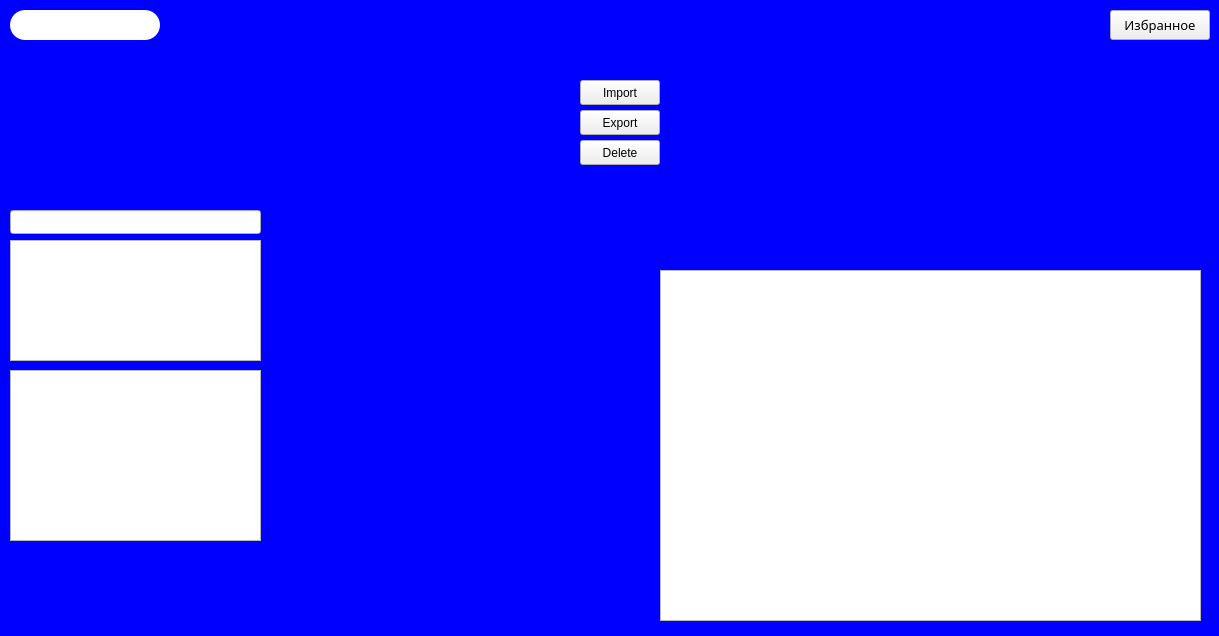
Krasnoffsky/Study, file Visual Programming/CourseWork/Part2/ReceptBook/mainwindow.ui: the form before one commit.
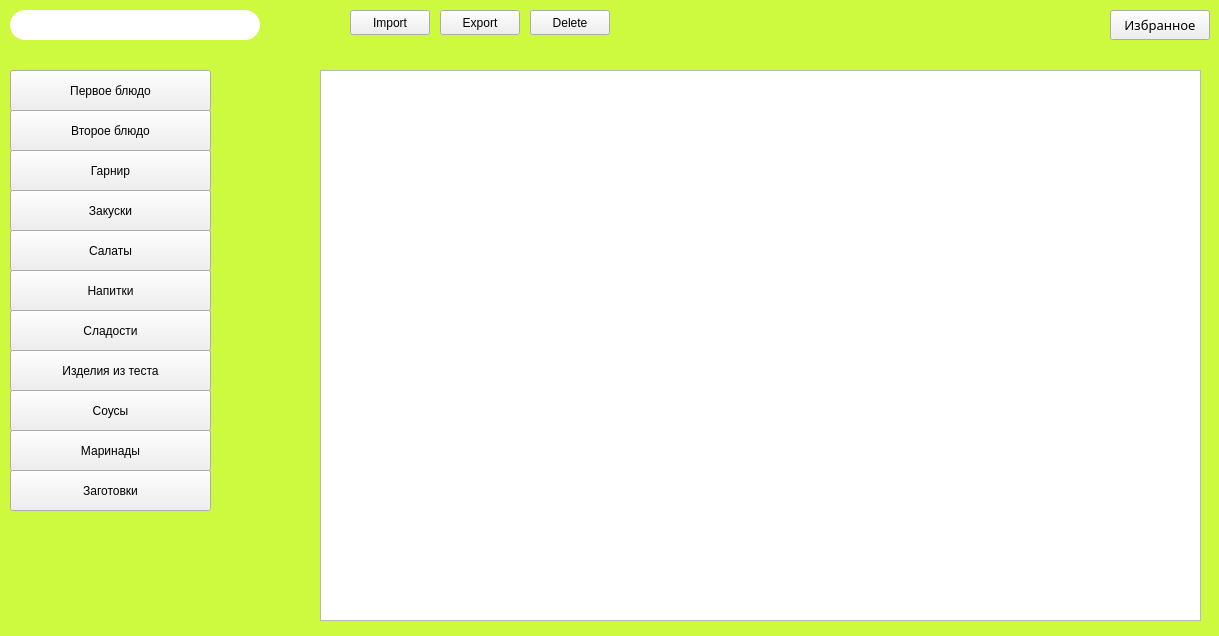
The form after the commit.

Commit message: Start making inerface. Add buttons with categories. CourseWork VP

The edit to the form file:
```diff
--- a/Visual Programming/CourseWork/Part2/ReceptBook/mainwindow.ui
+++ b/Visual Programming/CourseWork/Part2/ReceptBook/mainwindow.ui
@@ -36,32 +36,16 @@
   </property>
   <property name="styleSheet">
    <string notr="true">QMainWindow {
-	background-color: blue}
+	background-color: rgb(205, 249, 62)}
 #searchBox {
 	border-radius: 15px;
 	border-width: 1px;
 	min-height: 30px;
 	max-height: 30px;
-	min-width: 150px;
-	max-width: 150px;
+	min-width: 250px;
+	max-width: 250px;
 	border-color: green }
-#categories_label {
-	background-color: green}
-#control_label {
-	background-color: rgb(100, 255, 17)}
-#recept_label {
-	background-color: rgb(255, 235, 19)}
-#addButton {
-	background: white;
-	border-width:1px;
-	border-radius:40px;
-	max-width:80px;
-	max-height:80px;
-	min-width:80px;
-	min-height:80px;}
-QLabel {
-background-color: red;
-background: black}</string>
+</string>
   </property>
   <widget class="QWidget" name="centralwidget">
    <widget class="QPushButton" name="bestButton">
@@ -91,7 +75,7 @@
      <rect>
       <x>10</x>
       <y>10</y>
-      <width>150</width>
+      <width>250</width>
       <height>30</height>
      </rect>
     </property>
@@ -117,8 +101,8 @@
    <widget class="QPushButton" name="testButton">
     <property name="geometry">
      <rect>
-      <x>580</x>
-      <y>80</y>
+      <x>350</x>
+      <y>10</y>
       <width>80</width>
       <height>25</height>
      </rect>
@@ -130,18 +114,18 @@
    <widget class="QTextEdit" name="textEdit">
     <property name="geometry">
      <rect>
-      <x>660</x>
-      <y>270</y>
-      <width>541</width>
-      <height>351</height>
+      <x>320</x>
+      <y>70</y>
+      <width>881</width>
+      <height>551</height>
      </rect>
     </property>
    </widget>
    <widget class="QPushButton" name="testButton2">
     <property name="geometry">
      <rect>
-      <x>580</x>
-      <y>110</y>
+      <x>440</x>
+      <y>10</y>
       <width>80</width>
       <height>25</height>
      </rect>
@@ -153,8 +137,8 @@
    <widget class="QPushButton" name="testButton3">
     <property name="geometry">
      <rect>
-      <x>580</x>
-      <y>140</y>
+      <x>530</x>
+      <y>10</y>
       <width>80</width>
       <height>25</height>
      </rect>
@@ -163,34 +147,147 @@
      <string>Delete</string>
     </property>
    </widget>
-   <widget class="QLineEdit" name="nameLine">
+   <widget class="QPushButton" name="firstButton">
     <property name="geometry">
      <rect>
       <x>10</x>
-      <y>210</y>
-      <width>251</width>
-      <height>24</height>
+      <y>70</y>
+      <width>201</width>
+      <height>41</height>
      </rect>
     </property>
+    <property name="text">
+     <string>Первое блюдо</string>
+    </property>
    </widget>
-   <widget class="QTextEdit" name="ingredientsBox">
+   <widget class="QPushButton" name="secondButton">
     <property name="geometry">
      <rect>
       <x>10</x>
-      <y>240</y>
-      <width>251</width>
-      <height>121</height>
+      <y>110</y>
+      <width>201</width>
+      <height>41</height>
      </rect>
     </property>
+    <property name="text">
+     <string>Второе блюдо</string>
+    </property>
    </widget>
-   <widget class="QTextEdit" name="recipeBox">
+   <widget class="QPushButton" name="granishButton">
     <property name="geometry">
      <rect>
       <x>10</x>
-      <y>370</y>
-      <width>251</width>
-      <height>171</height>
+      <y>150</y>
+      <width>201</width>
+      <height>41</height>
      </rect>
+    </property>
+    <property name="text">
+     <string>Гарнир</string>
+    </property>
+   </widget>
+   <widget class="QPushButton" name="sweetButton">
+    <property name="geometry">
+     <rect>
+      <x>10</x>
+      <y>310</y>
+      <width>201</width>
+      <height>41</height>
+     </rect>
+    </property>
+    <property name="text">
+     <string>Сладости</string>
+    </property>
+   </widget>
+   <widget class="QPushButton" name="snackButton">
+    <property name="geometry">
+     <rect>
+      <x>10</x>
+      <y>190</y>
+      <width>201</width>
+      <height>41</height>
+     </rect>
+    </property>
+    <property name="text">
+     <string>Закуски</string>
+    </property>
+   </widget>
+   <widget class="QPushButton" name="drinkButtton">
+    <property name="geometry">
+     <rect>
+      <x>10</x>
+      <y>270</y>
+      <width>201</width>
+      <height>41</height>
+     </rect>
+    </property>
+    <property name="text">
+     <string>Напитки</string>
+    </property>
+   </widget>
+   <widget class="QPushButton" name="marinadeButton">
+    <property name="geometry">
+     <rect>
+      <x>10</x>
+      <y>430</y>
+      <width>201</width>
+      <height>41</height>
+     </rect>
+    </property>
+    <property name="text">
+     <string>Маринады</string>
+    </property>
+   </widget>
+   <widget class="QPushButton" name="doughButton">
+    <property name="geometry">
+     <rect>
+      <x>10</x>
+      <y>350</y>
+      <width>201</width>
+      <height>41</height>
+     </rect>
+    </property>
+    <property name="text">
+     <string>Изделия из теста</string>
+    </property>
+   </widget>
+   <widget class="QPushButton" name="sauceButton">
+    <property name="geometry">
+     <rect>
+      <x>10</x>
+      <y>390</y>
+      <width>201</width>
+      <height>41</height>
+     </rect>
+    </property>
+    <property name="text">
+     <string>Соусы</string>
+    </property>
+   </widget>
+   <widget class="QPushButton" name="stockButton">
+    <property name="geometry">
+     <rect>
+      <x>10</x>
+      <y>470</y>
+      <width>201</width>
+      <height>41</height>
+     </rect>
+    </property>
+    <property name="text">
+     <string>Заготовки</string>
+    </property>
+   </widget>
+   <widget class="QPushButton" name="salatButton">
+    <property name="geometry">
+     <rect>
+      <x>10</x>
+      <y>230</y>
+      <width>201</width>
+      <height>41</height>
+     </rect>
+    </property>
+    <property name="text">
+     <string>Салаты</string>
     </property>
    </widget>
   </widget>
```
Left out of the diff: 4 changed lines with no effect on the pictures. The commit also changes 10 other files.
